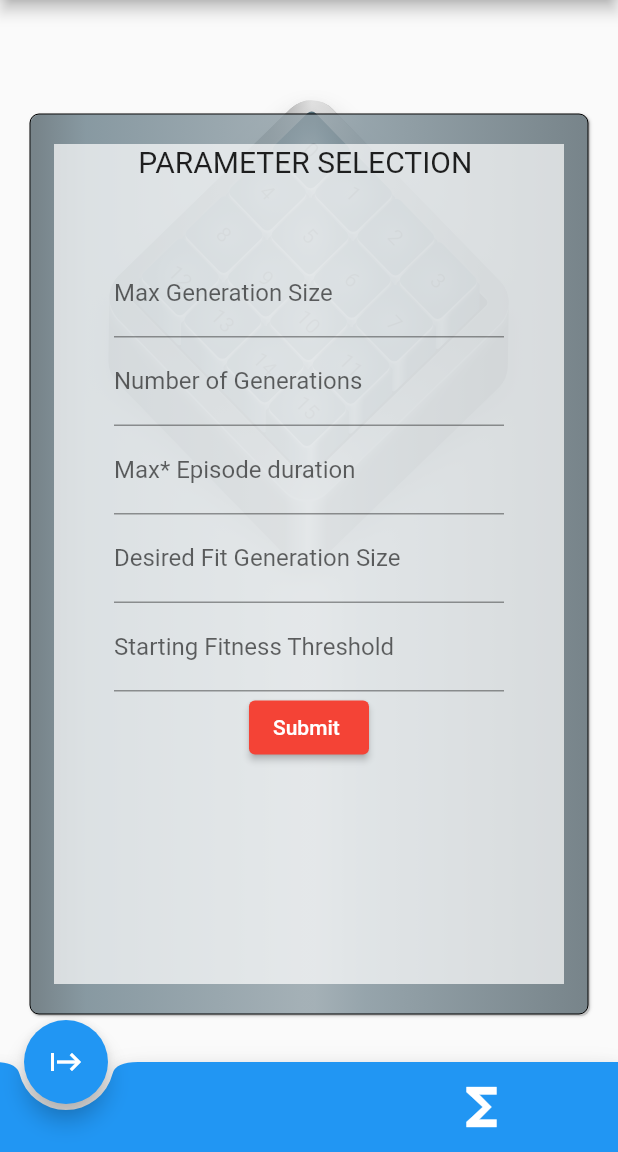
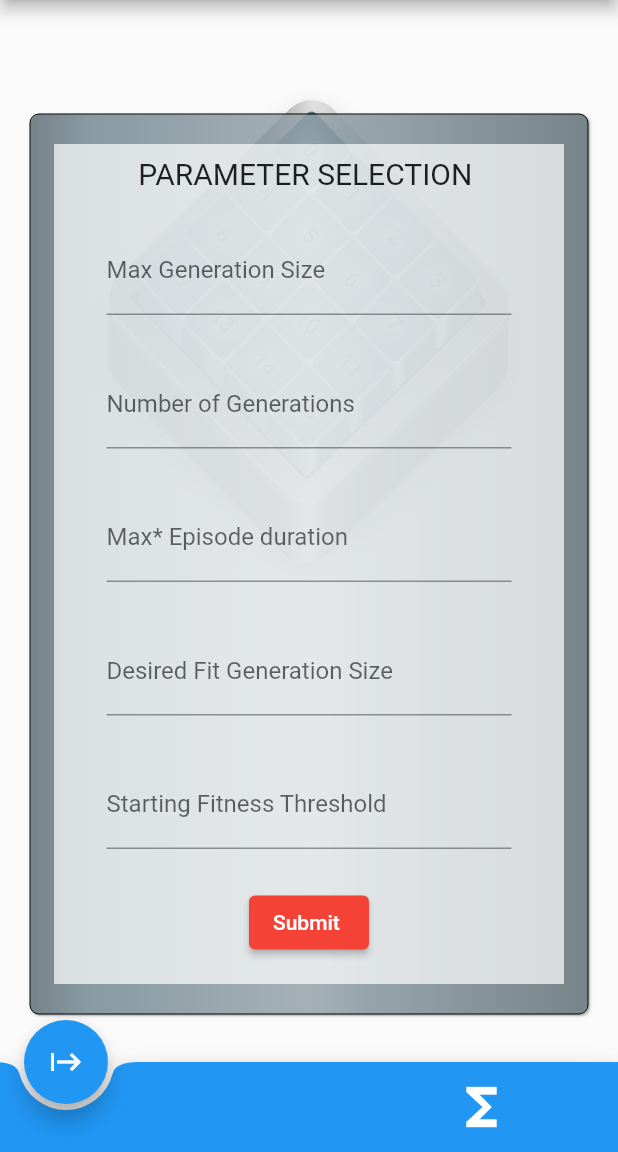
Before and after one commit to Charles-Thomson/MLApplication_FrontEnd_Flutter, a Flutter app: the screen it shows after launch, after a tap on the "data object" icon, on a phone screen of 412 x 824 dp, the part 84-1236 px from its top. Run offline on Flutter 3.47's test engine with Material 2 defaults, Android fonts, the phone set to English and light mode, and no system bars.

Commit message:
Parameter TextForms Refactored

```diff
--- a/lib/pages/home_page.dart
+++ b/lib/pages/home_page.dart
@@ -9,6 +9,7 @@ import 'dart:convert';
 import 'package:ann_app/widgets/nav_bar_buttons/testing_pop_out.dart';
 
 import 'package:ann_app/widgets/function_selection_widgets/bottom_nav_function_settings.dart';
+
 
 //TODO: Work out bug with the rendering on the button press to open Hero
 //TODO: Refactor layouts to use Flexible ?
--- a/lib/widgets/parameter_selection_widgets/parameter_selection_nav_bar_button.dart
+++ b/lib/widgets/parameter_selection_widgets/parameter_selection_nav_bar_button.dart
@@ -41,8 +41,6 @@ class ParameterSettingsPopOut extends StatefulWidget{
 
   final Function(String, String) updateConfigData;
 
-
-
   @override
   State<ParameterSettingsPopOut> createState() => _ParameterSettingsPopOut();
 
@@ -53,6 +51,13 @@ class _ParameterSettingsPopOut extends State<ParameterSettingsPopOut>{
   get updateConfigData => widget.updateConfigData;
   final _formKey = GlobalKey<FormState>();
 
+  final List<String> textFormLabelTexts = [
+    "Max Generation Size",
+    "Number of Generations",
+    "Max* Episode duration",
+    "Desired Fit Generation Size",
+    "Starting Fitness Threshold"
+  ];
 
   final maxGenerationSizeController = TextEditingController();
   final startingFitnessThresholdController  = TextEditingController();
@@ -62,6 +67,33 @@ class _ParameterSettingsPopOut extends State<ParameterSettingsPopOut>{
 
   @override
   Widget build(BuildContext context) {
+    List<TextEditingController> textControllers = [
+      maxGenerationSizeController,
+      startingFitnessThresholdController,
+      desiredFitGenerationSizeController,
+      maxEpisodeDurationController,
+      numberOfGenerationsController
+    ];
+
+    List builtTextFormFields = List<Widget>.generate(textControllers.length, (int index){
+      return Padding(
+        padding: const EdgeInsets.all(15.0),
+        child: TextFormField(
+
+              controller: textControllers[index],
+              decoration: InputDecoration(
+                labelText: textFormLabelTexts[index],
+              ),
+              validator: (maxGenerationSizeInputValue){
+                if (maxGenerationSizeInputValue == null || maxGenerationSizeInputValue.isEmpty){
+                  return 'Please enter value';
+                }
+                return null;
+              }
+            ),
+      );
+      }
+    );
 
     return Center(
       child: Padding(
@@ -106,12 +138,15 @@ class _ParameterSettingsPopOut extends State<ParameterSettingsPopOut>{
                         //mainAxisAlignment: MainAxisAlignment.center,
                           children:    [
                             SizedBox(
-                                height: 30,
+                                height: 40,
                                 child: Material(
                                   color: Colors.white.withOpacity(0),
-                                  child: const Text(
+                                  child: const Padding(
+                                    padding: EdgeInsets.all(8.0),
+                                    child: Text(
                                         style: TextStyle(fontSize: 20)
                                         ,"PARAMETER SELECTION "),
+                                  ),
                                 )
                             ),
                             Material(
@@ -119,73 +154,19 @@ class _ParameterSettingsPopOut extends State<ParameterSettingsPopOut>{
                               child: Center(
                                 child: Form(
                                   key: _formKey,
-
                                   child: Padding(
-                                    padding: const EdgeInsets.all(40.0),
+                                    padding: const EdgeInsets.fromLTRB(20, 0, 20, 10),
                                     child: Column(
-                                      children: [
-                                        TextFormField(
-                                          controller: maxGenerationSizeController,
-                                          decoration: const InputDecoration(
-                                            labelText: "Max Generation Size"
+                                      children:
+                                      [
+                                        ...builtTextFormFields,
+                                      ]
                                     ),
-                                          validator: (maxGenerationSizeInputValue){
-                                            if (maxGenerationSizeInputValue == null || maxGenerationSizeInputValue.isEmpty){
-                                              return 'Please enter value';
-                                            }
-                                            return null;
-                                          }
+                                  )
                                 ),
-                                        TextFormField(
-                                          controller: numberOfGenerationsController,
-                                            decoration: const InputDecoration(
-                                                labelText: "Number of Generations"
                               ),
-                                            validator: (numberOfGenerationsInputValue){
-                                              if (numberOfGenerationsInputValue == null || numberOfGenerationsInputValue.isEmpty){
-                                                return 'Please enter value';
-                                              }
-                                              return null;
-                                            }
                             ),
 
-                                        TextFormField(
-                                          controller: maxEpisodeDurationController,
-                                            decoration: const InputDecoration(
-                                                labelText: "Max* Episode duration"
-                                            ),
-                                            validator: (maxEpisodeDurationInputValue ){
-                                              if (maxEpisodeDurationInputValue == null || maxEpisodeDurationInputValue.isEmpty){
-                                                return 'Please enter value';
-                                              }
-                                              return null;
-                                            }
-                                        ),
-                                        TextFormField(
-                                          controller: desiredFitGenerationSizeController,
-                                            decoration: const InputDecoration(
-                                                labelText: "Desired Fit Generation Size"
-                                            ),
-                                            validator: (desiredFitGenerationSizeInputValue){
-                                              if (desiredFitGenerationSizeInputValue == null || desiredFitGenerationSizeInputValue.isEmpty){
-                                                return 'Please enter value';
-                                              }
-                                              return null;
-                                            }
-                                        ),
-
-                                        TextFormField(
-                                          controller: startingFitnessThresholdController,
-                                            decoration: const InputDecoration(
-                                                labelText: "Starting Fitness Threshold"
-                                            ),
-                                            validator: (startingFitnessThresholdInputValue){
-                                              if (startingFitnessThresholdInputValue == null || startingFitnessThresholdInputValue.isEmpty){
-                                                return 'Please enter value';
-                                              }
-                                              return null;
-                                            }
-                                        ),
                             Center(
                                 child: ElevatedButton(onPressed: (){
                                   if(_formKey.currentState!.validate()) {
@@ -194,6 +175,7 @@ class _ParameterSettingsPopOut extends State<ParameterSettingsPopOut>{
                                       const SnackBar(
                                           content: Text("DOING WORK")),
                                     );
+                                    // lazy but works - may find better solution
                                     updateConfigData("MAX_GENERATION_SIZE",maxGenerationSizeController.text);
                                     updateConfigData("STARTING_FITNESS_THRESHOLD",startingFitnessThresholdController.text);
                                     updateConfigData("DESIRED_FIT_GENERATION_SIZE",desiredFitGenerationSizeController.text);
@@ -204,13 +186,6 @@ class _ParameterSettingsPopOut extends State<ParameterSettingsPopOut>{
                                 },
                                     child: const Text("Submit ")
                                 )
-                                        )
-                                      ]
-                                    ),
-                                  )
-
-                                ),
-                              ),
                             )
 
 
```
Lines whose indentation alone changed are shown as unchanged.
